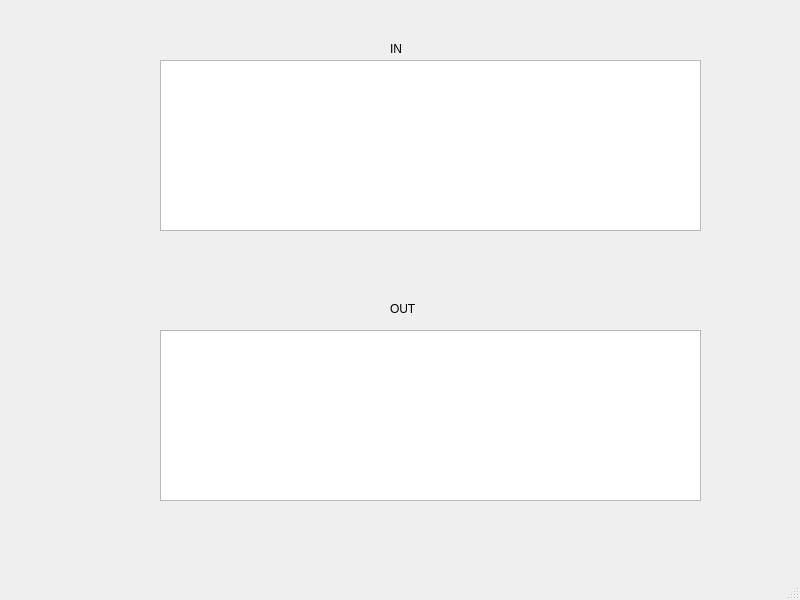
anat/HoneyPipe, file HoneyPipe/netsoul.ui: the form before one commit.
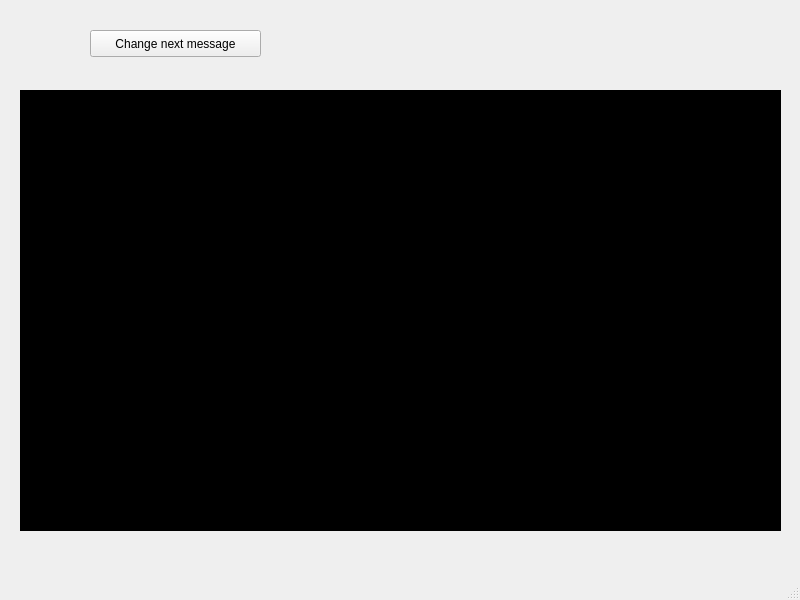
The form after the commit.

What changed in the file:
```diff
--- a/HoneyPipe/netsoul.ui
+++ b/HoneyPipe/netsoul.ui
@@ -13,51 +13,48 @@
   <property name="windowTitle">
    <string>MainWindow</string>
   </property>
+  <property name="documentMode">
+   <bool>false</bool>
+  </property>
   <widget class="QWidget" name="centralwidget">
    <widget class="QPlainTextEdit" name="in">
     <property name="geometry">
      <rect>
-      <x>160</x>
-      <y>60</y>
-      <width>541</width>
-      <height>171</height>
+      <x>20</x>
+      <y>90</y>
+      <width>761</width>
+      <height>441</height>
      </rect>
     </property>
-   </widget>
-   <widget class="QPlainTextEdit" name="out">
-    <property name="geometry">
-     <rect>
-      <x>160</x>
-      <y>330</y>
-      <width>541</width>
-      <height>171</height>
-     </rect>
+    <property name="font">
+     <font>
+      <pointsize>9</pointsize>
+     </font>
     </property>
-   </widget>
-   <widget class="QLabel" name="label">
-    <property name="geometry">
-     <rect>
-      <x>390</x>
-      <y>300</y>
-      <width>67</width>
-      <height>17</height>
-     </rect>
+    <property name="styleSheet">
+     <string notr="true">background-color: black; color:#00FF00;</string>
     </property>
-    <property name="text">
-     <string>OUT</string>
+    <property name="documentTitle">
+     <string/>
     </property>
+    <property name="plainText">
+     <string/>
+    </property>
+    <property name="backgroundVisible">
+     <bool>false</bool>
+    </property>
    </widget>
-   <widget class="QLabel" name="label_2">
+   <widget class="QPushButton" name="changeMessage">
     <property name="geometry">
      <rect>
-      <x>390</x>
-      <y>40</y>
-      <width>67</width>
-      <height>17</height>
+      <x>90</x>
+      <y>30</y>
+      <width>171</width>
+      <height>27</height>
      </rect>
     </property>
     <property name="text">
-     <string>IN</string>
+     <string>Change next message</string>
     </property>
    </widget>
   </widget>
```
Left out of the diff: 2 changed lines with no effect on the pictures.
